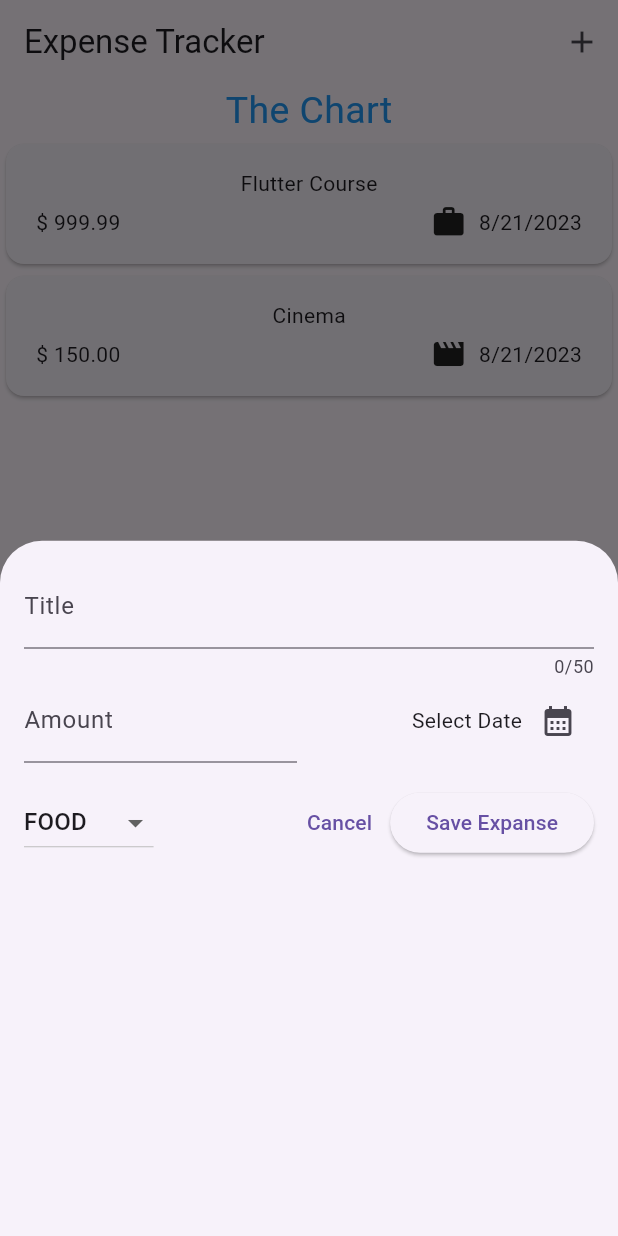
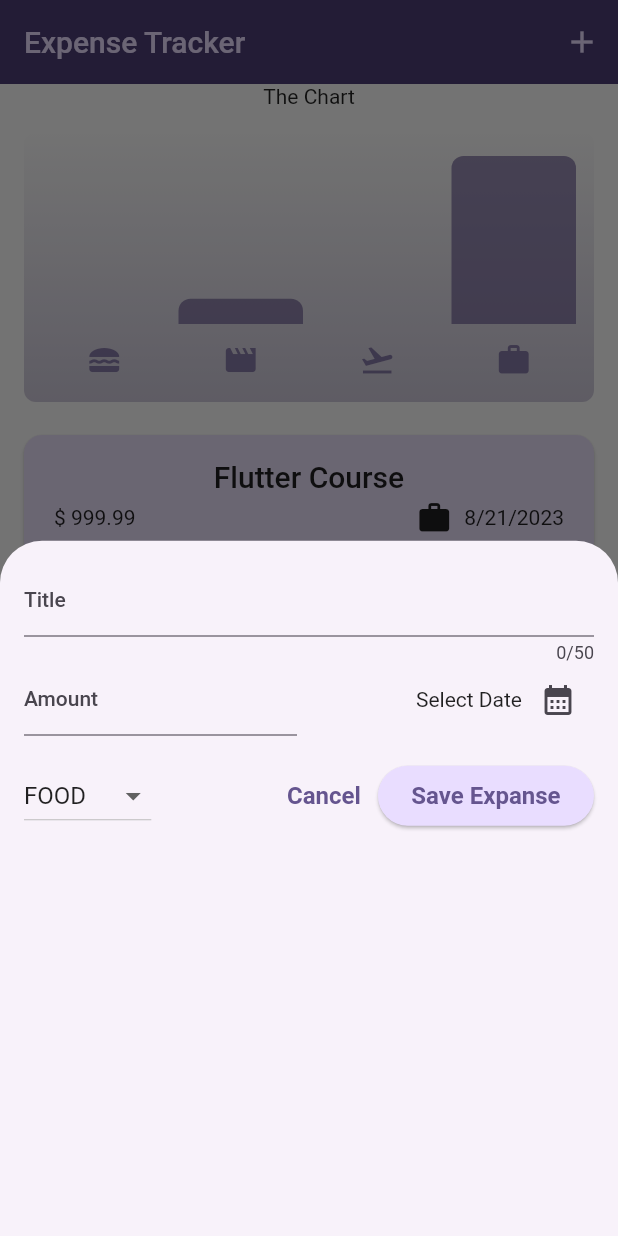
Before and after one commit to oyehanif/Expenses-Tracker, a Flutter app: the screen it shows after launch, after a tap on the "add" icon, on a phone screen of 412 x 824 dp. Run offline on Flutter 3.47's test engine with Material 2 defaults, Android fonts, the phone set to English and light mode, and no system bars; missing offline and left inert: dart:ffi.

Commit message:
Finish :tada:

```diff
--- a/lib/main.dart
+++ b/lib/main.dart
@@ -1,11 +1,50 @@
 import 'package:expenses_tracker/widgets/expanses.dart';
 import 'package:flutter/material.dart';
+
+var kColorScheme = ColorScheme.fromSeed(
+  seedColor: const Color.fromARGB(255, 96, 59, 181),
+);
+var kDarkColorScheme = ColorScheme.fromSeed(
+  brightness: Brightness.dark,
+  seedColor: const Color.fromARGB(255, 5, 99, 125),
+);
 
 void main() {
   runApp(
     MaterialApp(
-      theme: ThemeData(useMaterial3: true),
+      darkTheme: ThemeData.dark().copyWith(
+        useMaterial3: true,
+        colorScheme: kDarkColorScheme,
+        cardTheme: const CardTheme().copyWith(
+          color: kDarkColorScheme.secondaryContainer,
+          margin: const EdgeInsets.symmetric(horizontal: 16, vertical: 6),
+        ),elevatedButtonTheme: ElevatedButtonThemeData(
+      style: ElevatedButton.styleFrom(
+      backgroundColor: kDarkColorScheme.primaryContainer, foregroundColor: kDarkColorScheme.onPrimaryContainer),),
+      ),
+      theme: ThemeData().copyWith(
+        useMaterial3: true,
+        colorScheme: kColorScheme,
+        appBarTheme: AppBarTheme().copyWith(
+          backgroundColor: kColorScheme.onPrimaryContainer,
+          foregroundColor: kColorScheme.primaryContainer,
+        ),
+        cardTheme: const CardTheme().copyWith(
+          color: kColorScheme.secondaryContainer,
+          margin: const EdgeInsets.symmetric(horizontal: 16, vertical: 6),
+        ),
+        elevatedButtonTheme: ElevatedButtonThemeData(
+            style: ElevatedButton.styleFrom(
+                backgroundColor: kColorScheme.primaryContainer)),
+        textTheme: ThemeData().textTheme.copyWith(
+              labelLarge: TextStyle(
+                  fontSize: 16,
+                  fontWeight: FontWeight.bold,
+                  color: kColorScheme.onSecondaryContainer),
+            ),
+      ),
       debugShowCheckedModeBanner: false,
+      themeMode: ThemeMode.system,
       home: const Expanses(),
     ),
   );
--- a/lib/models/expense.dart
+++ b/lib/models/expense.dart
@@ -31,8 +31,27 @@ class Expense {
     required this.category,
   }) : id = uuid.v4();
 
-
-  String get formattedDate{
+  String get formattedDate {
     return formatter.format(date);
   }
 }
+
+class ExpenseBucket {
+  const ExpenseBucket({required this.category, required this.expenses});
+
+  ExpenseBucket.forCategory(List<Expense> allExpenses, this.category)
+      : expenses = allExpenses
+            .where((element) => element.category == category)
+            .toList();
+
+  final Category category;
+  final List<Expense> expenses;
+
+  double get totalExpenses {
+    double sum = 0;
+    for (final expense in expenses) {
+      sum += expense.amount;
+    }
+    return sum;
+  }
+}
--- /dev/null
+++ b/lib/widgets/chart/ChartBar.dart
@@ -0,0 +1,34 @@
+import 'package:flutter/material.dart';
+
+class ChartBar extends StatelessWidget {
+  const ChartBar({
+    super.key,
+    required this.fill,
+  });
+
+  final double fill;
+
+  @override
+  Widget build(BuildContext context) {
+    final isDarkMode =
+        MediaQuery.of(context).platformBrightness == Brightness.dark;
+    return Expanded(
+      child: Padding(
+        padding: const EdgeInsets.symmetric(horizontal: 4),
+        child: FractionallySizedBox(
+          heightFactor: fill,
+          child: DecoratedBox(
+            decoration: BoxDecoration(
+              shape: BoxShape.rectangle,
+              borderRadius:
+              const BorderRadius.vertical(top: Radius.circular(8)),
+              color: isDarkMode
+                  ? Theme.of(context).colorScheme.secondary
+                  : Theme.of(context).colorScheme.primary.withOpacity(0.65),
+            ),
+          ),
+        ),
+      ),
+    );
+  }
+}
--- /dev/null
+++ b/lib/widgets/chart/chart.dart
@@ -0,0 +1,95 @@
+import 'package:expenses_tracker/models/expense.dart';
+import 'package:expenses_tracker/widgets/chart/ChartBar.dart';
+import 'package:flutter/material.dart';
+
+
+class Chart extends StatelessWidget {
+  const Chart({super.key, required this.expenses});
+
+  final List<Expense> expenses;
+
+  List<ExpenseBucket> get buckets {
+    return [
+      ExpenseBucket.forCategory(expenses, Category.food),
+      ExpenseBucket.forCategory(expenses, Category.leisure),
+      ExpenseBucket.forCategory(expenses, Category.travel),
+      ExpenseBucket.forCategory(expenses, Category.work),
+    ];
+  }
+
+  double get maxTotalExpense {
+    double maxTotalExpense = 0;
+
+    for (final bucket in buckets) {
+      if (bucket.totalExpenses > maxTotalExpense) {
+        maxTotalExpense = bucket.totalExpenses;
+      }
+    }
+
+    return maxTotalExpense;
+  }
+
+  @override
+  Widget build(BuildContext context) {
+    final isDarkMode =
+        MediaQuery.of(context).platformBrightness == Brightness.dark;
+    return Container(
+      margin: const EdgeInsets.all(16),
+      padding: const EdgeInsets.symmetric(
+        vertical: 16,
+        horizontal: 8,
+      ),
+      width: double.infinity,
+      height: 180,
+      decoration: BoxDecoration(
+        borderRadius: BorderRadius.circular(8),
+        gradient: LinearGradient(
+          colors: [
+            Theme.of(context).colorScheme.primary.withOpacity(0.3),
+            Theme.of(context).colorScheme.primary.withOpacity(0.0)
+          ],
+          begin: Alignment.bottomCenter,
+          end: Alignment.topCenter,
+        ),
+      ),
+      child: Column(
+        children: [
+          Expanded(
+            child: Row(
+              crossAxisAlignment: CrossAxisAlignment.end,
+              children: [
+                for (final bucket in buckets) // alternative to map()
+                  ChartBar(
+                    fill: bucket.totalExpenses == 0
+                        ? 0
+                        : bucket.totalExpenses / maxTotalExpense,
+                  )
+              ],
+            ),
+          ),
+          const SizedBox(height: 12),
+          Row(
+            children: buckets
+                .map(
+                  (bucket) => Expanded(
+                child: Padding(
+                  padding: const EdgeInsets.symmetric(horizontal: 4),
+                  child: Icon(
+                    categoryIcons[bucket.category],
+                    color: isDarkMode
+                        ? Theme.of(context).colorScheme.secondary
+                        : Theme.of(context)
+                        .colorScheme
+                        .primary
+                        .withOpacity(0.7),
+                  ),
+                ),
+              ),
+            )
+                .toList(),
+          )
+        ],
+      ),
+    );
+  }
+}
--- a/lib/widgets/expanses.dart
+++ b/lib/widgets/expanses.dart
@@ -1,3 +1,4 @@
+import 'package:expenses_tracker/widgets/chart/chart.dart';
 import 'package:expenses_tracker/widgets/new_expense.dart';
 import 'package:flutter/material.dart';
 
@@ -25,19 +26,55 @@ class _ExpansesState extends State<Expanses> {
         category: Category.leisure),
   ];
 
-  void addExpense(Expense list) {
+  void _addExpense(Expense list) {
     setState(() {
       _registeredExpenses.add(list);
     });
   }
 
+  void _removeExpense(Expense list) {
+    final expenseIndex = _registeredExpenses.indexOf(list);
+    setState(() {
+      _registeredExpenses.remove(list);
+    });
+    ScaffoldMessenger.of(context).clearSnackBars();
+    ScaffoldMessenger.of(context).showSnackBar(
+      SnackBar(
+        duration: const Duration(seconds: 3),
+        content: const Text('Expense deleted.'),
+        action: SnackBarAction(
+          label: 'Undo',
+          onPressed: () {
+            setState(
+              () {
+                _registeredExpenses.insert(expenseIndex, list);
+              },
+            );
+          },
+        ),
+      ),
+    );
+  }
+
   void _openAddExpenseOverlay() {
     showModalBottomSheet(
-        context: context, builder: (ctx) => NewExpense(addExpense: addExpense));
+        context: context,
+        builder: (ctx) => NewExpense(addExpense: _addExpense));
   }
 
   @override
   Widget build(BuildContext context) {
+    Widget mainContent = const Center(
+      child: Text('No expense found. Start adding some !'),
+    );
+
+    if (_registeredExpenses.isNotEmpty) {
+      mainContent = ExpansesList(
+        expenses: _registeredExpenses,
+        onRemoveExpense: _removeExpense,
+      );
+    }
+
     return Scaffold(
       appBar: AppBar(
         title: const Text('Expense Tracker'),
@@ -52,9 +89,9 @@ class _ExpansesState extends State<Expanses> {
         width: double.infinity,
         child: Column(
           children: [
-            const Text("The Chart",
-                style: TextStyle(color: Colors.blue, fontSize: 25)),
-            Expanded(child: ExpansesList(expenses: _registeredExpenses))
+            const Text("The Chart"),
+            Chart(expenses: _registeredExpenses),
+            Expanded(child: mainContent)
           ],
         ),
       ),
--- a/lib/widgets/expenses_list/expenses_item.dart
+++ b/lib/widgets/expenses_list/expenses_item.dart
@@ -16,7 +16,10 @@ class ExpenseItem extends StatelessWidget {
         padding: const EdgeInsets.symmetric(horizontal: 20, vertical: 16),
         child: Column(
           children: [
-            Text(expense.title),
+            Text(
+              expense.title,
+              style: Theme.of(context).textTheme.titleLarge,
+            ),
             const SizedBox(height: 4),
             Row(
               mainAxisAlignment: MainAxisAlignment.spaceBetween,
--- a/lib/widgets/expenses_list/expenses_list.dart
+++ b/lib/widgets/expenses_list/expenses_list.dart
@@ -4,15 +4,29 @@ import 'package:flutter/material.dart';
 import '../../models/expense.dart';
 
 class ExpansesList extends StatelessWidget {
-  const ExpansesList({super.key, required this.expenses});
+  const ExpansesList(
+      {super.key, required this.expenses, required this.onRemoveExpense});
 
   final List<Expense> expenses;
+  final void Function(Expense expense) onRemoveExpense;
 
   @override
   Widget build(BuildContext context) {
     return ListView.builder(
       itemCount: expenses.length,
-      itemBuilder: (context, index) => ExpenseItem(expenses[index]),
+      itemBuilder: (context, index) => Dismissible(
+        background: Container(
+          color: Theme.of(context).colorScheme.error.withOpacity(0.75),
+          margin: EdgeInsets.symmetric(
+            horizontal: Theme.of(context).cardTheme.margin!.horizontal,
+          ),
+        ),
+        key: ValueKey(expenses[index]),
+        onDismissed: (direction) {
+          onRemoveExpense(expenses[index]);
+        },
+        child: ExpenseItem(expenses[index]),
+      ),
     );
   }
 }
```
